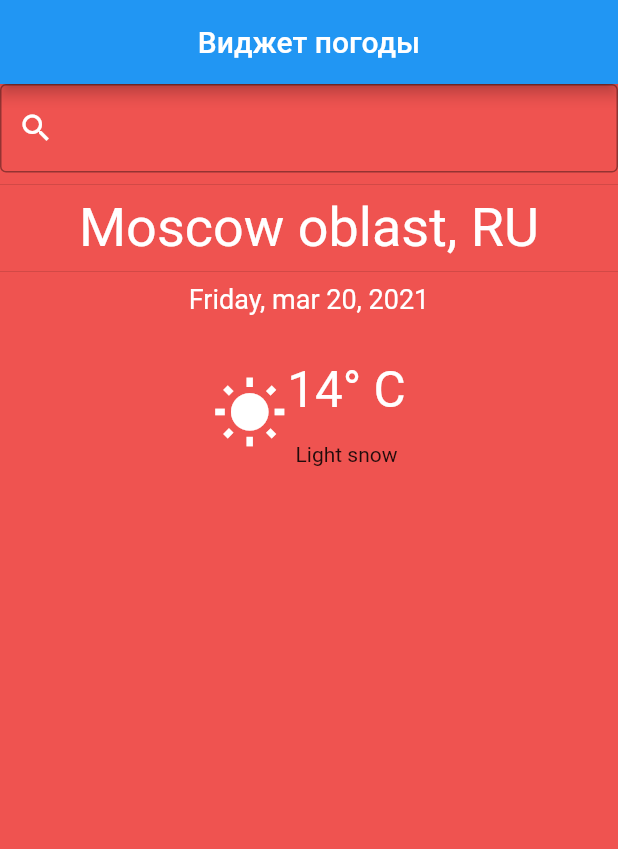
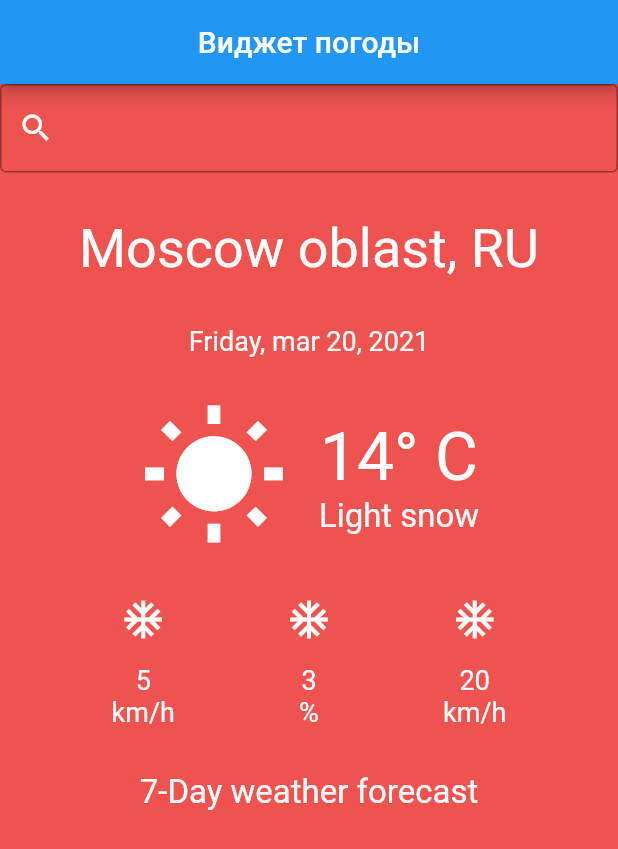
Before and after one commit to dimitriylavr/FlutterStorage, a Flutter app: the screen it shows after launch, on a phone screen of 412 x 824 dp. Shown: the top 849 px of the screen. Run offline on Flutter 3.47's test engine with Material 2 defaults, Android fonts, the phone set to English and light mode, and no system bars.

Commit message:
Update main.dart

```diff
--- a/udemy3/home_3/lib/main.dart
+++ b/udemy3/home_3/lib/main.dart
@@ -25,12 +25,16 @@ class MyApp extends StatelessWidget {
                       color: Colors.white,
                     )),
               ),
-              const Divider(),
+              SizedBox(
+                height: 30,
+              ),
               const Text(
                 "Moscow oblast, RU",
                 style: TextStyle(color: Colors.white, fontSize: 36),
               ),
-              const Divider(),
+              SizedBox(
+                height: 30,
+              ),
               const Text(
                 "Friday, mar 20, 2021",
                 style: TextStyle(color: Colors.white, fontSize: 18),
@@ -38,25 +42,17 @@ class MyApp extends StatelessWidget {
               SizedBox(
                 height: 30,
               ),
-              Row(
-                mainAxisAlignment: MainAxisAlignment.center,
-                children: [
-                  Icon(
-                    Icons.wb_sunny,
-                    color: Colors.white,
-                    size: 50,
-                  ),
-                  Column(
-                    children: [
-                      Text(
-                        "14° C",
-                        style: TextStyle(color: Colors.white, fontSize: 33),
-                      ),
-                      Divider(),
-                      Text("Light snow"),
-                    ],
-                  ),
-                ],
+              _temperatureDetails(),
+              SizedBox(
+                height: 30,
+              ),
+              _extraWeatherDetails(),
+              SizedBox(
+                height: 30,
+              ),
+              Text(
+                "7-Day weather forecast",
+                style: TextStyle(fontSize: 22, color: Colors.white),
               ),
             ],
           ),
@@ -64,4 +60,100 @@ class MyApp extends StatelessWidget {
       ),
     );
   }
+
+  Row _temperatureDetails() {
+    return Row(
+      mainAxisAlignment: MainAxisAlignment.center,
+      children: [
+        Icon(
+          Icons.wb_sunny,
+          color: Colors.white,
+          size: 100,
+        ),
+        SizedBox(
+          width: 20,
+        ),
+        Column(
+          children: [
+            Text(
+              "14° C",
+              style: TextStyle(color: Colors.white, fontSize: 44),
+            ),
+            Text(
+              "Light snow",
+              style: TextStyle(color: Colors.white, fontSize: 22),
+            ),
+          ],
+        ),
+      ],
+    );
+  }
 }
+
+Row _extraWeatherDetails() {
+  return Row(
+    mainAxisAlignment: MainAxisAlignment.spaceEvenly,
+    children: [
+      Column(
+        children: [
+          Icon(
+            Icons.ac_unit,
+            color: Colors.white,
+            size: 30,
+          ),
+          SizedBox(
+            height: 15,
+          ),
+          Text(
+            "5",
+            style: TextStyle(color: Colors.white, fontSize: 18),
+          ),
+          Text(
+            "km/h",
+            style: TextStyle(color: Colors.white, fontSize: 18),
+          ),
+        ],
+      ),
+      Column(
+        children: [
+          Icon(
+            Icons.ac_unit,
+            color: Colors.white,
+            size: 30,
+          ),
+          SizedBox(
+            height: 15,
+          ),
+          Text(
+            "3",
+            style: TextStyle(color: Colors.white, fontSize: 18),
+          ),
+          Text(
+            "%",
+            style: TextStyle(color: Colors.white, fontSize: 18),
+          ),
+        ],
+      ),
+      Column(
+        children: [
+          Icon(
+            Icons.ac_unit,
+            color: Colors.white,
+            size: 30,
+          ),
+          SizedBox(
+            height: 15,
+          ),
+          Text(
+            "20",
+            style: TextStyle(color: Colors.white, fontSize: 18),
+          ),
+          Text(
+            "km/h",
+            style: TextStyle(color: Colors.white, fontSize: 18),
+          ),
+        ],
+      ),
+    ],
+  );
+}
```
